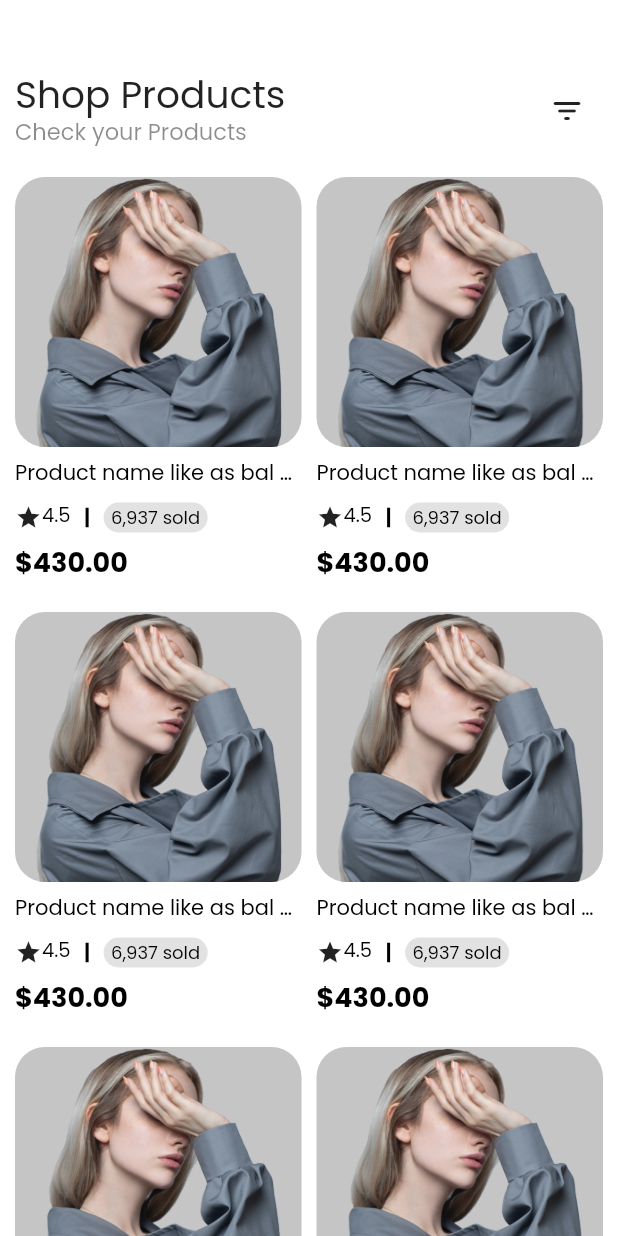
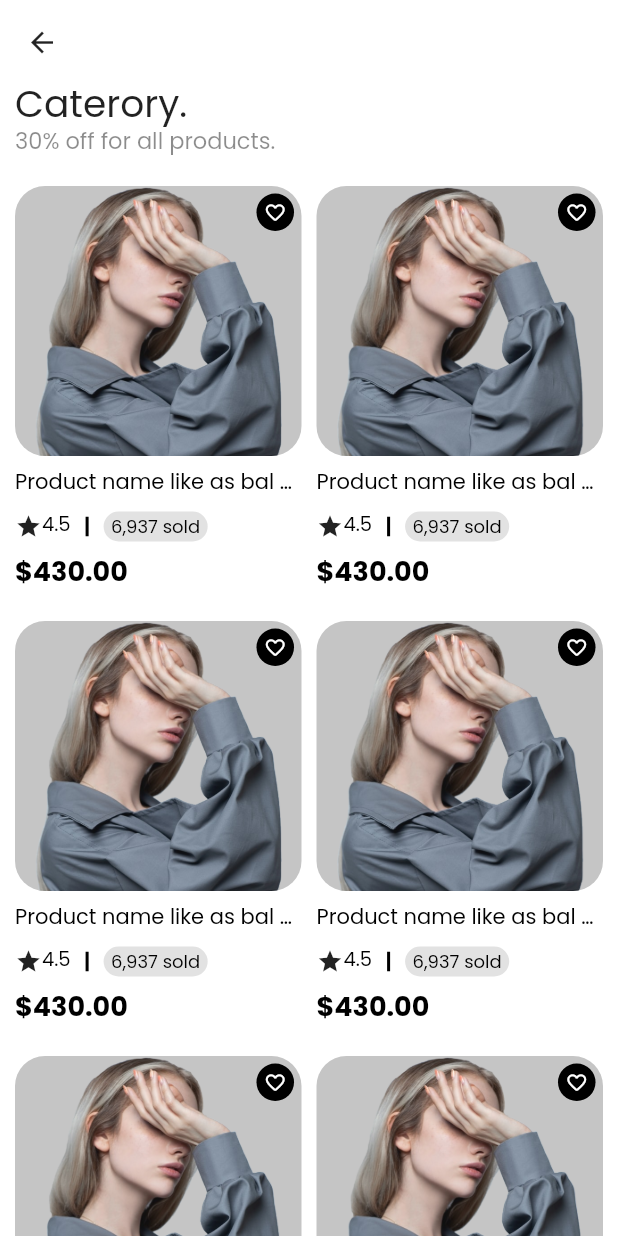
Before and after one commit to rizveejack/ecomapp, a Flutter app: the AllCatScreen screen opened directly, on a phone screen of 412 x 824 dp. Run offline on Flutter 3.47's test engine with Material 2 defaults, Android fonts, the phone set to English and light mode, and no system bars.

Commit message:
fix buttons

```diff
--- a/lib/main.dart
+++ b/lib/main.dart
@@ -14,8 +14,9 @@ class MyApp extends StatelessWidget {
       theme: ThemeData(
         fontFamily: "Poppins",
         scaffoldBackgroundColor: Colors.white,
+        primarySwatch: Colors.grey,
       ),
-      home: WelcomeScreen(),
+      home: const WelcomeScreen(),
     );
   }
 }
--- a/lib/screens/all_cat_screen/all_cat_screen.dart
+++ b/lib/screens/all_cat_screen/all_cat_screen.dart
@@ -1,6 +1,6 @@
 import 'package:flutter/material.dart';
 
-import '../all_products/shop_header.dart';
+import '../../widgets/app_bar_heading.dart';
 import '../all_products/shop_products.dart';
 
 class AllCatScreen extends StatelessWidget {
@@ -8,22 +8,34 @@ class AllCatScreen extends StatelessWidget {
 
   @override
   Widget build(BuildContext context) {
-    return SingleChildScrollView(
+    return Scaffold(
+      appBar: AppBar(
+        elevation: 0,
+        backgroundColor: Colors.white,
+        iconTheme: const IconThemeData(
+          color: Colors.black87,
+          size: 22,
+        ),
+      ),
+      body: SingleChildScrollView(
         child: Container(
           margin: const EdgeInsets.only(
-          top: 50,
             left: 10,
             right: 10,
           ),
           child: Column(
             crossAxisAlignment: CrossAxisAlignment.start,
             children: const [
-            ShopHeader(),
+              AppBarHeading(
+                title: "Caterory.",
+                subTitle: "30% off for all products.",
+              ),
               SizedBox(height: 20),
               ShopProducts(),
             ],
           ),
         ),
+      ),
     );
   }
 }
--- a/lib/screens/all_products/shop_header.dart
+++ b/lib/screens/all_products/shop_header.dart
@@ -1,6 +1,6 @@
 import 'package:flutter/material.dart';
 
-import '../../widgets/custom_text.dart';
+import '../../widgets/app_bar_heading.dart';
 
 class ShopHeader extends StatelessWidget {
   const ShopHeader({
@@ -12,23 +12,13 @@ class ShopHeader extends StatelessWidget {
     return Row(
       mainAxisAlignment: MainAxisAlignment.spaceBetween,
       children: [
-        Column(
-          crossAxisAlignment: CrossAxisAlignment.start,
-          children: const [
-            CustomText(
-              text: "Shop Products",
-              size: 25,
-              textColor: Colors.black87,
-            ),
-            CustomText(
-              text: "Check your Products",
-              size: 15,
-              textColor: Colors.black45,
-            ),
-          ],
+        const AppBarHeading(
+          title: 'Shop Products.',
+          subTitle: "Check your products.",
         ),
         IconButton(
           onPressed: () {},
+          padding: EdgeInsets.zero,
           icon: const Icon(Icons.filter_list_rounded),
         ),
       ],
--- a/lib/screens/home_screen/offer_heading.dart
+++ b/lib/screens/home_screen/offer_heading.dart
@@ -26,8 +26,8 @@ class OfferHeading extends StatelessWidget {
           isHeading: true,
           textColor: Colors.black,
         ),
-        InkWell(
-          onTap: () {
+        TextButton(
+          onPressed: () {
             Navigator.push(
               context,
               MaterialPageRoute(builder: (_) {
--- a/lib/screens/order_screen/order_screen.dart
+++ b/lib/screens/order_screen/order_screen.dart
@@ -5,10 +5,8 @@ class OrderScreen extends StatelessWidget {
 
   @override
   Widget build(BuildContext context) {
-    return Container(
-      child: Center(
-        child: Text("OrderScreen"),
-      ),
+    return const Center(
+      child: Text("OrderScreen"),
     );
   }
 }
--- a/lib/screens/profile_screen/profile_screen.dart
+++ b/lib/screens/profile_screen/profile_screen.dart
@@ -5,10 +5,8 @@ class ProfileScreen extends StatelessWidget {
 
   @override
   Widget build(BuildContext context) {
-    return Container(
-      child: Center(
-        child: Text("ProfileScreen"),
-      ),
+    return const Center(
+      child: Text("ProfileScreen"),
     );
   }
 }
--- a/lib/screens/search_screen/search_screen.dart
+++ b/lib/screens/search_screen/search_screen.dart
@@ -12,17 +12,17 @@ class SearchScren extends StatelessWidget {
         elevation: 0,
         centerTitle: true,
         backgroundColor: Colors.white,
-        iconTheme: IconThemeData(
+        iconTheme: const IconThemeData(
           color: Colors.black54,
           size: 18,
         ),
-        title: CustomText(
+        title: const CustomText(
           text: "Search Result",
           size: 16,
           textColor: Colors.black54,
         ),
       ),
-      body: Center(
+      body: const Center(
         child: Text("Search Screen"),
       ),
     );
--- /dev/null
+++ b/lib/widgets/app_bar_heading.dart
@@ -0,0 +1,30 @@
+import 'package:flutter/material.dart';
+
+import 'custom_text.dart';
+
+class AppBarHeading extends StatelessWidget {
+  const AppBarHeading({Key? key, required this.title, this.subTitle = ''})
+      : super(key: key);
+
+  final String title;
+  final String subTitle;
+
+  @override
+  Widget build(BuildContext context) {
+    return Column(
+      crossAxisAlignment: CrossAxisAlignment.start,
+      children: [
+        CustomText(
+          text: title,
+          size: 25,
+          textColor: Colors.black87,
+        ),
+        CustomText(
+          text: subTitle,
+          size: 15,
+          textColor: Colors.black45,
+        ),
+      ],
+    );
+  }
+}
--- a/lib/widgets/product_card.dart
+++ b/lib/widgets/product_card.dart
@@ -13,7 +13,10 @@ class ProductCard extends StatelessWidget {
       child: Column(
         crossAxisAlignment: CrossAxisAlignment.start,
         children: [
-          Container(
+          Stack(
+            children: [
+              Align(
+                child: Container(
                   height: 180,
                   decoration: BoxDecoration(
                       color: Colors.grey.withOpacity(0.6),
@@ -21,6 +24,29 @@ class ProductCard extends StatelessWidget {
                       image: const DecorationImage(
                           image: AssetImage("assets/images/banner.png"),
                           fit: BoxFit.fitHeight)),
+                ),
+              ),
+              Align(
+                alignment: Alignment.topRight,
+                child: Container(
+                  margin: const EdgeInsets.only(top: 5, right: 5),
+                  width: 25,
+                  height: 25,
+                  decoration: BoxDecoration(
+                    color: Colors.black,
+                    borderRadius: BorderRadius.circular(100),
+                  ),
+                  child: IconButton(
+                    padding: EdgeInsets.zero,
+                    alignment: Alignment.center,
+                    color: Colors.white,
+                    iconSize: 15,
+                    onPressed: () {},
+                    icon: const Icon(Icons.favorite_outline_rounded),
+                  ),
+                ),
+              ),
+            ],
           ),
           const SizedBox(height: 10),
           const CustomText(
```
Also changed, not shown: lib/screens/cart_screen/cart_screen.dart (+17 -3 lines), lib/screens/home_screen/populear_category.dart (+6 -5 lines), lib/screens/wishlist_screen/wishlist_screen.dart (+20 -3 lines). Lines whose indentation alone changed are shown as unchanged.
